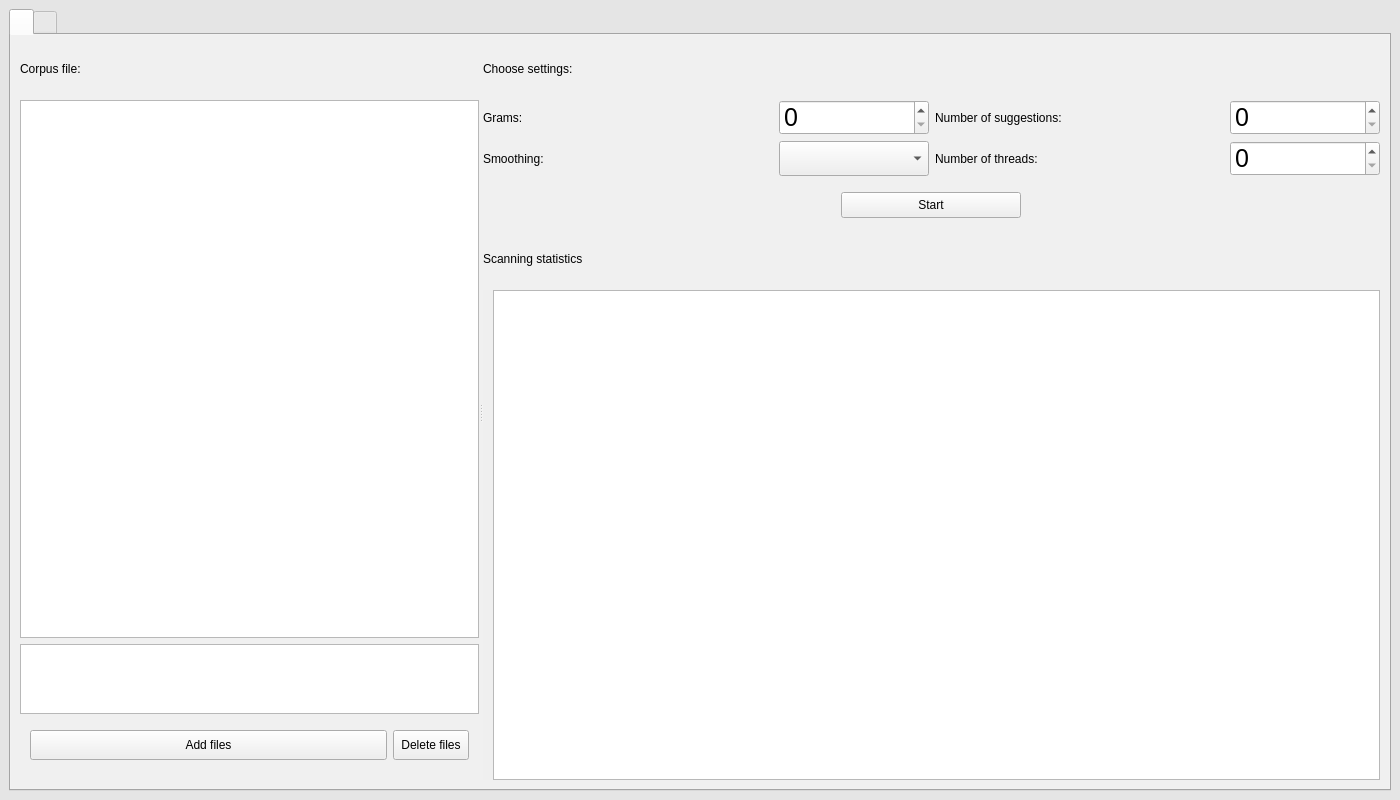
The window that src/interface/main_window.ui (romanyshyn-natalia/Word_prediction_system_based_on_n-Gram) describes before a commit, drawn with Qt 5.
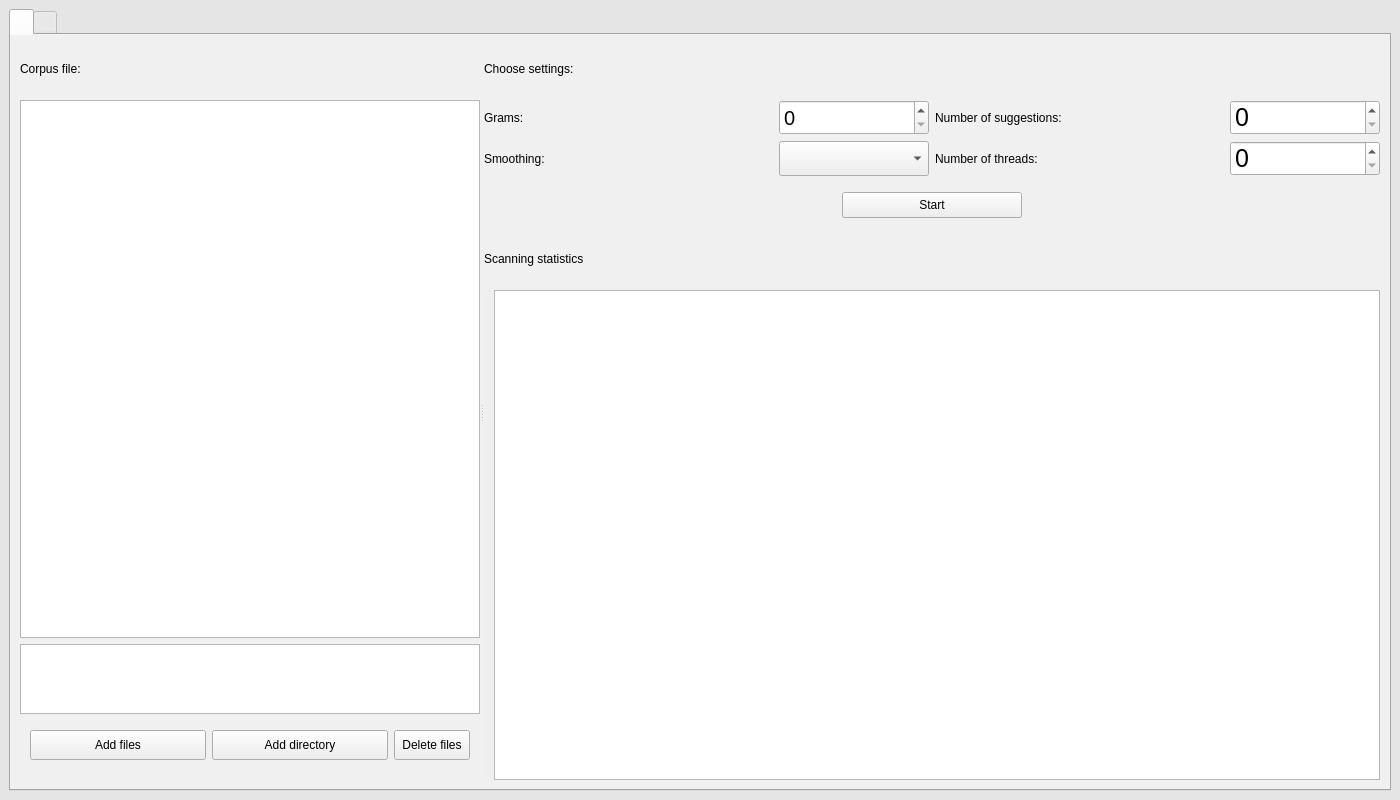
The same window after the commit. Icons and pictures are not drawn.

What changed in the file:
```diff
--- a/src/interface/main_window.ui
+++ b/src/interface/main_window.ui
@@ -172,6 +172,12 @@
                   <verstretch>0</verstretch>
                  </sizepolicy>
                 </property>
+                <property name="minimumSize">
+                 <size>
+                  <width>60</width>
+                  <height>0</height>
+                 </size>
+                </property>
                 <property name="cursor">
                  <cursorShape>PointingHandCursor</cursorShape>
                 </property>
@@ -183,6 +189,28 @@
                 </property>
                </widget>
               </item>
+              <item>
+               <widget class="QPushButton" name="dirButton">
+                <property name="sizePolicy">
+                 <sizepolicy hsizetype="MinimumExpanding" vsizetype="Fixed">
+                  <horstretch>0</horstretch>
+                  <verstretch>0</verstretch>
+                 </sizepolicy>
+                </property>
+                <property name="minimumSize">
+                 <size>
+                  <width>60</width>
+                  <height>0</height>
+                 </size>
+                </property>
+                <property name="styleSheet">
+                 <string notr="true">QPushButton { padding: 7px; }</string>
+                </property>
+                <property name="text">
+                 <string>Add directory</string>
+                </property>
+               </widget>
+              </item>
               <item>
                <widget class="QPushButton" name="deleteButton">
                 <property name="sizePolicy">
@@ -337,7 +365,7 @@
 
 
 QSpinBox {
-font-size: 25px;
+font-size: 20px;
 }</string>
                   </property>
                  </widget>
```
Left out of the diff: 4 changed lines with no effect on the pictures.
